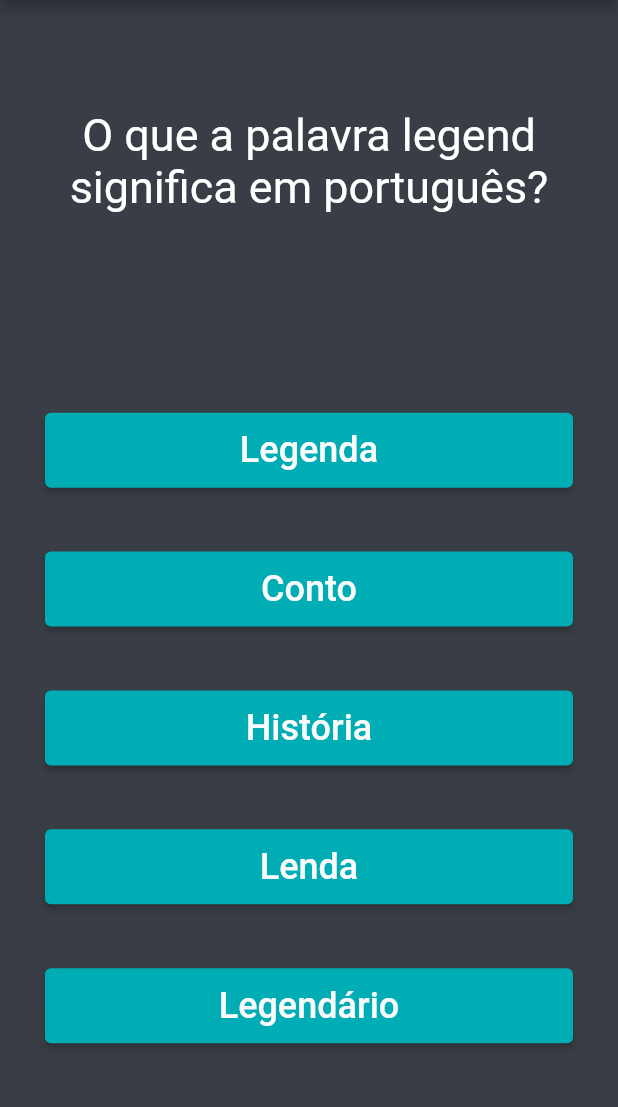
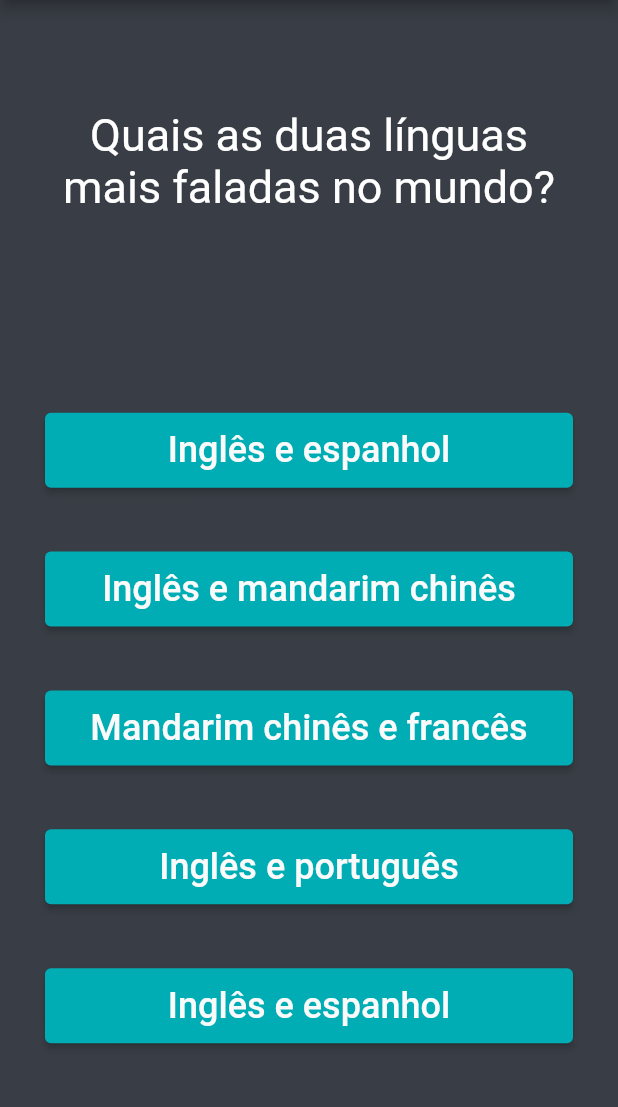
Before and after one commit to LeonardoMass/quizGame, a Flutter app: the screen it shows after launch, after a tap on "Começar", on a phone screen of 412 x 824 dp, the part 84-1191 px from its top. Run offline on Flutter 3.47's test engine with Material 2 defaults, Android fonts, the phone set to English and light mode, and no system bars.

Commit message:
random questions

```diff
--- a/lib/main.dart
+++ b/lib/main.dart
@@ -1,3 +1,5 @@
+import 'dart:math';
+
 import 'package:flutter/material.dart';
 
 void main() {
@@ -12,10 +14,12 @@ class Quiz extends StatefulWidget {
 }
 
 class _QuizState extends State<Quiz> {
-  int _currentQuestionIndex = 0;
+  List _numberQuestions = _randomNumberList();
   int _score = 0;
+  int i = 0;
 
-  final List<Map<String, Object>> _questions = [
+  // ignore: prefer_final_fields
+  static List<Map<String, Object>> _questions = [
     {
       'questionText': 'O que a palavra legend significa em português?',
       'answers': [
@@ -67,6 +71,98 @@ class _QuizState extends State<Quiz> {
         {'text': 'Acerola', 'score': 0},
       ],
     },
+    {
+      'questionText': 'Em que lugar vivem mais cangurus do que pessoas?',
+      'answers': [
+        {'text': 'Austrália', 'score': 1},
+        {'text': 'Indonésia', 'score': 0},
+        {'text': 'Nova Zelândia', 'score': 0},
+        {'text': 'Papua-Nova Guiné', 'score': 0},
+        {'text': 'África do Sul', 'score': 0},
+      ],
+    },
+    {
+      'questionText': 'Quantos braços tem um polvo?',
+      'answers': [
+        {'text': 'Seis', 'score': 0},
+        {'text': 'Dez', 'score': 0},
+        {'text': 'Sete', 'score': 0},
+        {'text': 'Três', 'score': 0},
+        {'text': 'Oito', 'score': 1},
+      ],
+    },
+    {
+      'questionText': 'Nesses pares, ambos são mamíferos:',
+      'answers': [
+        {'text': 'Baleia azul e golfinhos', 'score': 1},
+        {'text': 'Morcegos e galinhas', 'score': 0},
+        {'text': 'Girafas e tartarugas', 'score': 0},
+        {'text': 'Porcos e pinguins', 'score': 0},
+        {'text': 'Macacos e sapos', 'score': 0},
+      ],
+    },
+    {
+      'questionText': 'De que são constituídos os diamantes?',
+      'answers': [
+        {'text': 'Carbono', 'score': 1},
+        {'text': 'Grafite', 'score': 0},
+        {'text': 'Rênio', 'score': 0},
+        {'text': 'Ósmio', 'score': 0},
+        {'text': 'Bóhrio', 'score': 0},
+      ],
+    },
+    {
+      'questionText':
+          'Qual desses autores brasileiros escreveu O Guarani e O Gaúcho?',
+      'answers': [
+        {'text': 'Aluísio de Azevedo', 'score': 0},
+        {'text': 'José de Anchieta', 'score': 0},
+        {'text': 'José de Alencar', 'score': 1},
+        {'text': 'Gonçalves Dias', 'score': 0},
+        {'text': 'Gonçalves de Magalhães', 'score': 0},
+      ],
+    },
+    {
+      'questionText': 'O etanol é produzido através de qual fonte de energia?',
+      'answers': [
+        {'text': 'Solar', 'score': 0},
+        {'text': 'Biomassa', 'score': 1},
+        {'text': 'Eólica', 'score': 0},
+        {'text': 'Geotérmica', 'score': 0},
+        {'text': 'Hidrelétrica', 'score': 0},
+      ],
+    },
+    {
+      'questionText':
+          'Qual destas, apesar do seu nome, não é considerada um tipo de força?',
+      'answers': [
+        {'text': 'Força de atrito', 'score': 0},
+        {'text': 'Força peso', 'score': 0},
+        {'text': 'Força centrípeta', 'score': 0},
+        {'text': 'Força eletromotriz', 'score': 1},
+        {'text': 'Força normal', 'score': 0},
+      ],
+    },
+    {
+      'questionText': 'Qual desses não é um instrumento meteorológico?',
+      'answers': [
+        {'text': 'Barógrafo', 'score': 0},
+        {'text': 'Termômetro', 'score': 0},
+        {'text': 'Pluviômetro', 'score': 0},
+        {'text': 'Anemômetro', 'score': 0},
+        {'text': 'Etilômetro', 'score': 1},
+      ],
+    },
+    {
+      'questionText': 'Qual desses não é um instrumento meteorológico?',
+      'answers': [
+        {'text': 'Michelangelo', 'score': 0},
+        {'text': 'Donatello', 'score': 0},
+        {'text': 'William Shakespeare', 'score': 0},
+        {'text': 'Leonardo da Vinc', 'score': 1},
+        {'text': 'Van Gogh', 'score': 0},
+      ],
+    },
     // more questions...
   ];
 
@@ -74,15 +170,29 @@ class _QuizState extends State<Quiz> {
     _score += score;
 
     setState(() {
-      _currentQuestionIndex = _currentQuestionIndex + 1;
+      i++;
     });
+  }
+
+  static List<int> _randomNumberList() {
+    List<int> numberList = [];
+    Random randomizer = new Random();
+    while (numberList.length < 6) {
+      int random_number = randomizer.nextInt(_questions.length);
+      if (!numberList.contains(random_number)) {
+        numberList.add(random_number);
+      }
+    }
+    return numberList;
   }
 
   void _resetQuiz() {
     setState(() {
-      _currentQuestionIndex = 0;
+      _numberQuestions = _randomNumberList();
       _score = 0;
-      HomePage();
+      i = 0;
+      _numberQuestions.elementAt(i);
+      print(_score);
     });
   }
 
@@ -95,17 +205,17 @@ class _QuizState extends State<Quiz> {
           backgroundColor: Color.fromRGBO(0, 173, 181, 1),
           title: Center(child: Text('Quiz Game by Leonardo Massena')),
         ),
-        body: _currentQuestionIndex < _questions.length
+        body: i < 5
             ? Padding(
                 padding: const EdgeInsets.all(30.0),
                 child: Column(
                   mainAxisAlignment: MainAxisAlignment.spaceEvenly,
                   children: <Widget>[
                     Question(
-                      _questions[_currentQuestionIndex]['questionText']
+                      _questions[_numberQuestions.elementAt(i)]['questionText']
                           .toString(),
                     ),
-                    ...(_questions[_currentQuestionIndex]['answers']
+                    ...(_questions[_numberQuestions.elementAt(i)]['answers']
                             as List<Map<String, Object>>)
                         .map((answer) {
                       return Answer(
@@ -117,7 +227,7 @@ class _QuizState extends State<Quiz> {
                   ],
                 ),
               )
-            : Result(_score, _resetQuiz),
+            : Result(_score, () => _resetQuiz),
       ),
     );
   }
@@ -203,14 +313,14 @@ class Result extends StatelessWidget {
               'Voltar para o início',
               style: TextStyle(fontSize: 25),
             ),
-            onPressed: () {
-              resetHandler;
+            onPressed: () => {
+              resetHandler,
               Navigator.push(
                 context,
                 MaterialPageRoute(
                   builder: (context) => HomePage(),
                 ),
-              );
+              )
             },
           )
         ],
```
